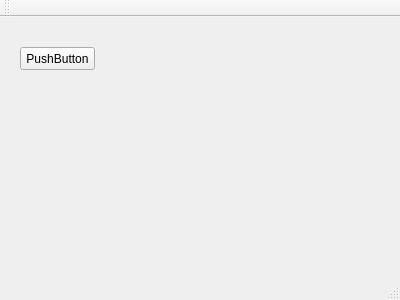
irajkovic/visualization, file src/mainwindow.ui: the form before one commit.
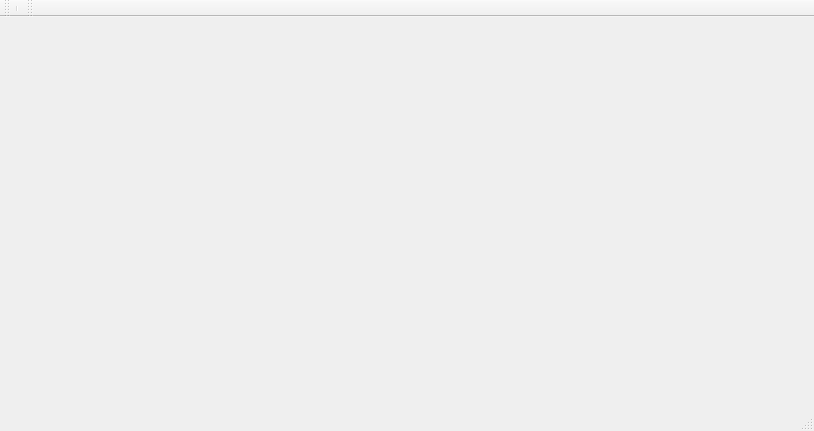
The form after the commit.

```diff
--- a/src/mainwindow.ui
+++ b/src/mainwindow.ui
@@ -6,38 +6,50 @@
    <rect>
     <x>0</x>
     <y>0</y>
-    <width>400</width>
-    <height>300</height>
+    <width>814</width>
+    <height>431</height>
    </rect>
   </property>
   <property name="windowTitle">
    <string>MainWindow</string>
   </property>
   <widget class="QWidget" name="centralWidget">
-   <widget class="QPushButton" name="pushButton">
-    <property name="geometry">
-     <rect>
-      <x>20</x>
-      <y>30</y>
-      <width>75</width>
-      <height>23</height>
-     </rect>
-    </property>
-    <property name="text">
-     <string>PushButton</string>
-    </property>
-   </widget>
-   <widget class="QWidget" name="verticalLayoutWidget">
-    <property name="geometry">
-     <rect>
-      <x>110</x>
-      <y>40</y>
-      <width>160</width>
-      <height>80</height>
-     </rect>
-    </property>
-    <layout class="QVBoxLayout" name="verticalLayout"/>
-   </widget>
+   <layout class="QVBoxLayout" name="verticalLayout">
+    <item>
+     <widget class="QWidget" name="toolbox" native="true">
+      <property name="sizePolicy">
+       <sizepolicy hsizetype="Preferred" vsizetype="Fixed">
+        <horstretch>0</horstretch>
+        <verstretch>0</verstretch>
+       </sizepolicy>
+      </property>
+      <property name="minimumSize">
+       <size>
+        <width>0</width>
+        <height>200</height>
+       </size>
+      </property>
+      <property name="maximumSize">
+       <size>
+        <width>16777215</width>
+        <height>200</height>
+       </size>
+      </property>
+      <property name="baseSize">
+       <size>
+        <width>0</width>
+        <height>200</height>
+       </size>
+      </property>
+      <property name="cursor">
+       <cursorShape>ArrowCursor</cursorShape>
+      </property>
+     </widget>
+    </item>
+    <item>
+     <layout class="QHBoxLayout" name="horizontalLayout" stretch=""/>
+    </item>
+   </layout>
   </widget>
   <widget class="QMenuBar" name="menuBar">
    <property name="geometry">
@@ -56,8 +68,20 @@
    <attribute name="toolBarBreak">
     <bool>false</bool>
    </attribute>
+   <addaction name="separator"/>
   </widget>
   <widget class="QStatusBar" name="statusBar"/>
+  <widget class="QToolBar" name="toolBar">
+   <property name="windowTitle">
+    <string>toolBar</string>
+   </property>
+   <attribute name="toolBarArea">
+    <enum>TopToolBarArea</enum>
+   </attribute>
+   <attribute name="toolBarBreak">
+    <bool>false</bool>
+   </attribute>
+  </widget>
  </widget>
  <layoutdefault spacing="6" margin="11"/>
  <resources/>
```
Left out of the diff: 4 changed lines with no effect on the pictures.
